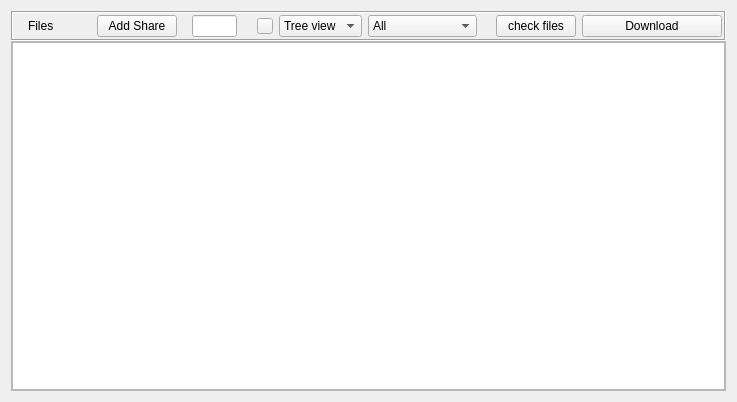
Above: retroshare-gui/src/gui/SharedFilesDialog.ui from RetroShare/RetroShare before the change. Below: the same form after it.
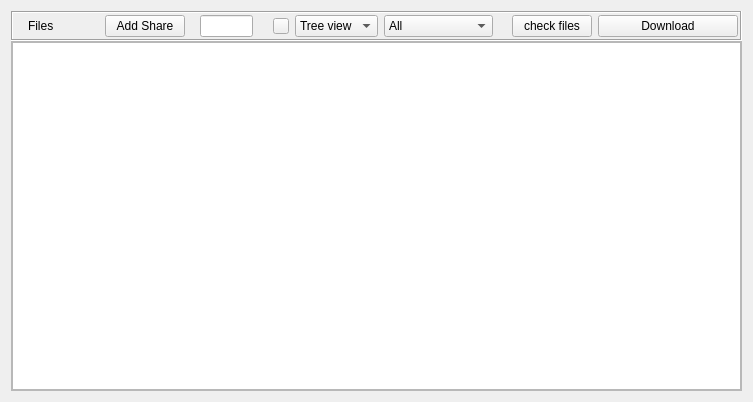
That is the form after the change. Icons and pictures are not drawn. Custom widgets are drawn as their Qt base class.

Patch:
```diff
--- a/retroshare-gui/src/gui/SharedFilesDialog.ui
+++ b/retroshare-gui/src/gui/SharedFilesDialog.ui
@@ -6,11 +6,11 @@
    <rect>
     <x>0</x>
     <y>0</y>
-    <width>737</width>
+    <width>753</width>
     <height>402</height>
    </rect>
   </property>
-  <layout class="QGridLayout" name="gridLayout_5">
+  <layout class="QGridLayout">
    <property name="verticalSpacing">
     <number>0</number>
    </property>
@@ -28,8 +28,17 @@
      <property name="frameShadow">
       <enum>QFrame::Sunken</enum>
      </property>
-     <layout class="QHBoxLayout" name="horizontalLayout_2">
-      <property name="margin">
+     <layout class="QHBoxLayout" name="titleBarFrameHLayout">
+      <property name="leftMargin">
+       <number>2</number>
+      </property>
+      <property name="topMargin">
+       <number>2</number>
+      </property>
+      <property name="rightMargin">
+       <number>2</number>
+      </property>
+      <property name="bottomMargin">
        <number>2</number>
       </property>
       <item>
@@ -86,7 +95,7 @@
        </widget>
       </item>
       <item>
-       <layout class="QHBoxLayout" name="horizontalLayout">
+       <layout class="QHBoxLayout" name="filterHLayout">
         <property name="spacing">
          <number>2</number>
         </property>
@@ -293,8 +302,17 @@
       <property name="frameShadow">
        <enum>QFrame::Raised</enum>
       </property>
-      <layout class="QGridLayout" name="gridLayout">
-       <property name="margin">
+      <layout class="QGridLayout" name="remoteframeGLayout">
+       <property name="leftMargin">
+        <number>0</number>
+       </property>
+       <property name="topMargin">
+        <number>0</number>
+       </property>
+       <property name="rightMargin">
+        <number>0</number>
+       </property>
+       <property name="bottomMargin">
         <number>0</number>
        </property>
        <item row="0" column="0">
```
